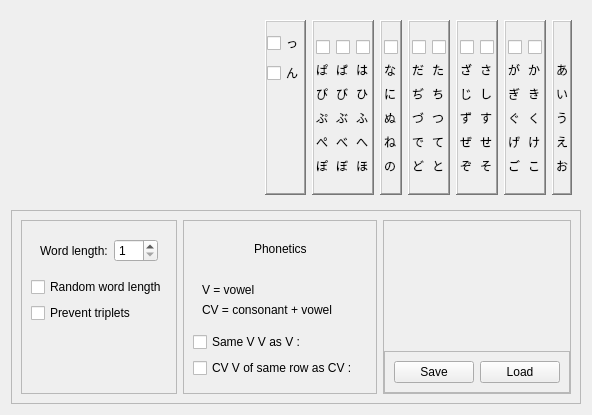
Before: the Qt Designer form CSettingswindow.ui in mikewii/PSY, drawn with Qt 5.
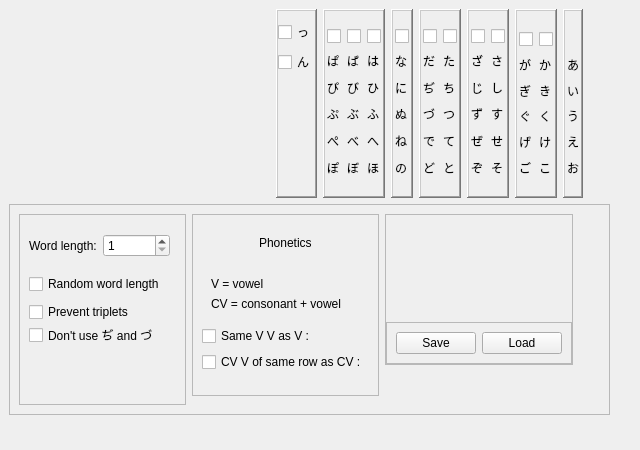
After: the same form once the commit is applied.

Commit message: prevent di du

```diff
--- a/CSettingswindow.ui
+++ b/CSettingswindow.ui
@@ -6,16 +6,22 @@
    <rect>
     <x>0</x>
     <y>0</y>
-    <width>592</width>
-    <height>415</height>
+    <width>640</width>
+    <height>450</height>
    </rect>
   </property>
   <property name="windowTitle">
    <string>Form</string>
   </property>
-  <layout class="QVBoxLayout" name="verticalLayout_5">
-   <item>
     <widget class="QWidget" name="alphabet" native="true">
+   <property name="geometry">
+    <rect>
+     <x>9</x>
+     <y>9</y>
+     <width>574</width>
+     <height>189</height>
+    </rect>
+   </property>
      <property name="sizePolicy">
       <sizepolicy hsizetype="Preferred" vsizetype="Maximum">
        <horstretch>0</horstretch>
@@ -809,27 +815,45 @@
       </item>
      </layout>
     </widget>
-   </item>
-   <item>
     <widget class="QFrame" name="otherSettings">
+   <property name="geometry">
+    <rect>
+     <x>9</x>
+     <y>204</y>
+     <width>601</width>
+     <height>211</height>
+    </rect>
+   </property>
      <property name="frameShape">
       <enum>QFrame::StyledPanel</enum>
      </property>
      <property name="frameShadow">
       <enum>QFrame::Raised</enum>
      </property>
-     <layout class="QHBoxLayout" name="horizontalLayout_10">
-      <item>
        <widget class="QFrame" name="leftSide">
+    <property name="geometry">
+     <rect>
+      <x>10</x>
+      <y>10</y>
+      <width>167</width>
+      <height>191</height>
+     </rect>
+    </property>
         <property name="frameShape">
          <enum>QFrame::StyledPanel</enum>
         </property>
         <property name="frameShadow">
          <enum>QFrame::Raised</enum>
         </property>
-        <layout class="QVBoxLayout" name="verticalLayout_2">
-         <item>
           <widget class="QWidget" name="widget" native="true">
+     <property name="geometry">
+      <rect>
+       <x>10</x>
+       <y>10</y>
+       <width>141</width>
+       <height>43</height>
+      </rect>
+     </property>
            <layout class="QHBoxLayout" name="horizontalLayout">
             <item>
              <widget class="QLabel" name="label">
@@ -850,39 +874,55 @@
             </item>
            </layout>
           </widget>
-         </item>
-         <item>
           <widget class="QCheckBox" name="randomWordLengthJPN">
+     <property name="geometry">
+      <rect>
+       <x>10</x>
+       <y>59</y>
+       <width>147</width>
+       <height>22</height>
+      </rect>
+     </property>
            <property name="text">
             <string>Random word length</string>
            </property>
           </widget>
-         </item>
-         <item>
           <widget class="QCheckBox" name="check_preventTripletsJPN">
+     <property name="geometry">
+      <rect>
+       <x>10</x>
+       <y>87</y>
+       <width>114</width>
+       <height>22</height>
+      </rect>
+     </property>
            <property name="text">
             <string>Prevent triplets</string>
            </property>
           </widget>
-         </item>
-         <item>
-          <spacer name="verticalSpacer_2">
-           <property name="orientation">
-            <enum>Qt::Vertical</enum>
-           </property>
-           <property name="sizeHint" stdset="0">
-            <size>
-             <width>20</width>
-             <height>26</height>
-            </size>
-           </property>
-          </spacer>
-         </item>
-        </layout>
-       </widget>
-      </item>
-      <item>
+    <widget class="QCheckBox" name="check_preventDiDuJPN">
+     <property name="geometry">
+      <rect>
+       <x>10</x>
+       <y>110</y>
+       <width>131</width>
+       <height>22</height>
+      </rect>
+     </property>
+     <property name="text">
+      <string>Don't use ぢ and づ</string>
+     </property>
+    </widget>
+   </widget>
        <widget class="QFrame" name="frame_3">
+    <property name="geometry">
+     <rect>
+      <x>183</x>
+      <y>10</y>
+      <width>187</width>
+      <height>182</height>
+     </rect>
+    </property>
         <property name="frameShape">
          <enum>QFrame::StyledPanel</enum>
         </property>
@@ -978,9 +1018,15 @@
          </item>
         </layout>
        </widget>
-      </item>
-      <item>
        <widget class="QFrame" name="rightSide">
+    <property name="geometry">
+     <rect>
+      <x>376</x>
+      <y>10</y>
+      <width>188</width>
+      <height>151</height>
+     </rect>
+    </property>
         <property name="frameShape">
          <enum>QFrame::StyledPanel</enum>
         </property>
@@ -1044,11 +1090,7 @@
          </item>
         </layout>
        </widget>
-      </item>
-     </layout>
-    </widget>
-   </item>
-  </layout>
+  </widget>
  </widget>
  <resources/>
  <connections/>
```
Lines whose indentation alone changed are shown as unchanged. The commit also changes 4 other files.
